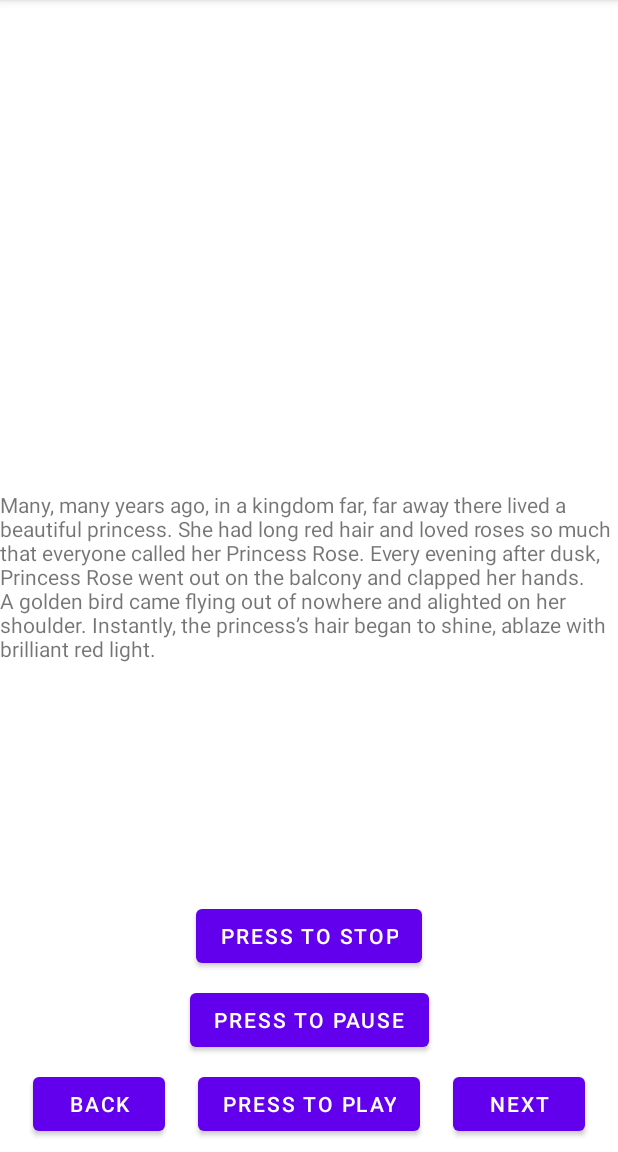
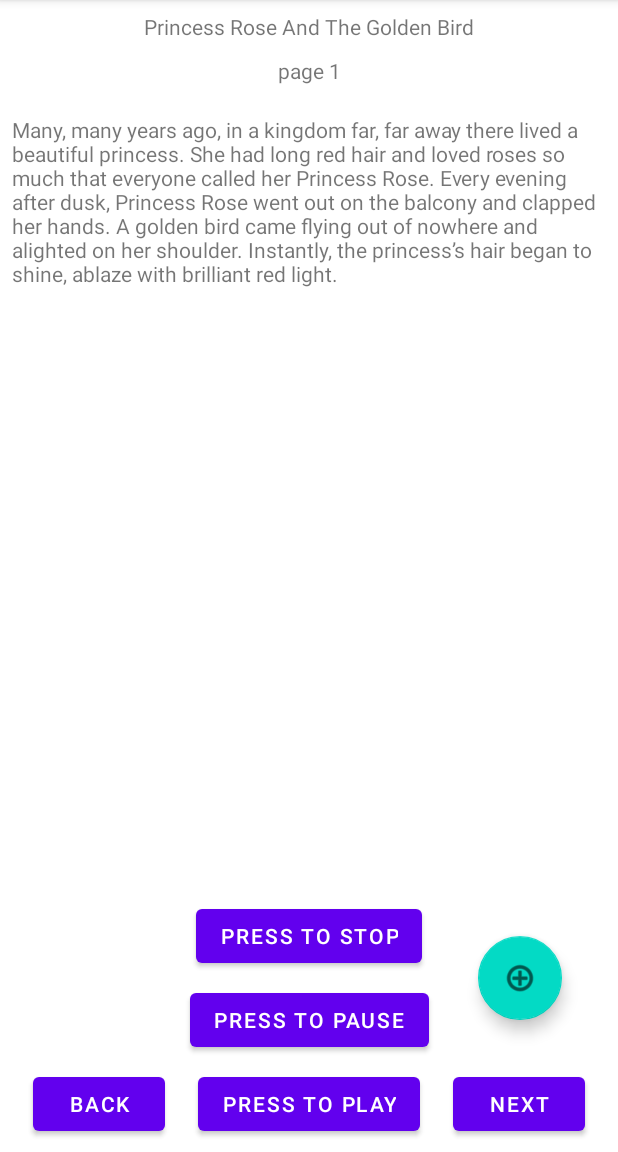
Before and after one commit to TUJesse/AudiobookApplicationPrototype, an Android app: the BookTwoActivity screen opened directly, with no data from a screen before it, on a phone screen of 412 x 824 dp, the part 84-1236 px from its top. Run offline under Robolectric (Android 15) with nearby library versions, the phone set to English and light mode, and no system bars.

Commit message:
Page numbers added for book2. bookmark button added for book 2 but no functionality.

```diff
--- a/app/src/main/java/com/example/prototype/BookTwoActivity.java
+++ b/app/src/main/java/com/example/prototype/BookTwoActivity.java
@@ -13,8 +13,10 @@ public class BookTwoActivity extends AppCompatActivity {
     MediaPlayer soundTest;
     int [] sounds;
     int [] pages;
+    String [] pageNumbers = new String[5];
     int current_index = 0;
     TextView txtView;
+    TextView pageNumberView;
     int page1;
     int page2;
     int page3;
@@ -32,12 +34,18 @@ public class BookTwoActivity extends AppCompatActivity {
         page4 = (R.string.Princess_rose_and_the_golden_bird_p4);
         page5 = (R.string.Princess_rose_and_the_golden_bird_p5);
 
+        for (int i = 0; i < pageNumbers.length; i ++){
+            pageNumbers[i] = "page "+ (i+1);
+        }
+
         pages = new int[] {page1, page2, page3, page4, page5};
 
         txtView = (TextView) findViewById(R.id.textDisplayBook2);
+        pageNumberView = (TextView)findViewById(R.id.bookTwoPageNumber);
         sounds = new int[] {R.raw.princess_rose_and_the_golden_bird1, R.raw.princess_rose_and_the_golden_bird2,
                 R.raw.princess_rose_and_the_golden_bird3, R.raw.princess_rose_and_the_golden_bird4, R.raw.princess_rose_and_the_golden_bird5};
 
+        pageNumberView.setText(pageNumbers[current_index]);
         soundTest = MediaPlayer.create(this, sounds[current_index]);
         txtView.setText(pages[current_index]);
         Button playButton = (Button)this.findViewById(R.id.playButtonBook2);
@@ -116,6 +124,7 @@ public class BookTwoActivity extends AppCompatActivity {
 
             soundTest = MediaPlayer.create(BookTwoActivity.this, sounds[current_index]);
             txtView.setText(pages[current_index]);
+            pageNumberView.setText(pageNumbers[current_index]);
 
             soundTest.setOnCompletionListener(new MediaPlayer.OnCompletionListener() {
                 @Override
@@ -134,6 +143,7 @@ public class BookTwoActivity extends AppCompatActivity {
             soundTest.stop();
             soundTest = MediaPlayer.create(BookTwoActivity.this, sounds[current_index]);
             txtView.setText(pages[current_index]);
+            pageNumberView.setText(pageNumbers[current_index]);
         }
         soundTest.start();
 
@@ -147,6 +157,7 @@ public class BookTwoActivity extends AppCompatActivity {
             current_index++;
 
             txtView.setText(pages[current_index]);
+            pageNumberView.setText(pageNumbers[current_index]);
             soundTest = MediaPlayer.create(BookTwoActivity.this, sounds[current_index]);
 
             soundTest.setOnCompletionListener(new MediaPlayer.OnCompletionListener() {
@@ -173,6 +184,7 @@ public class BookTwoActivity extends AppCompatActivity {
         if (current_index > 0) {
             current_index--;
             txtView.setText(pages[current_index]);
+            pageNumberView.setText(pageNumbers[current_index]);
 
             soundTest = MediaPlayer.create(BookTwoActivity.this, sounds[current_index]);
 
@@ -191,6 +203,7 @@ public class BookTwoActivity extends AppCompatActivity {
 
             soundTest = MediaPlayer.create(BookTwoActivity.this, sounds[current_index]);
             txtView.setText(pages[current_index]);
+            pageNumberView.setText(pageNumbers[current_index]);
 
             soundTest.setOnCompletionListener(new MediaPlayer.OnCompletionListener() {
                 @Override
--- a/app/src/main/res/layout/activity_book_two.xml
+++ b/app/src/main/res/layout/activity_book_two.xml
@@ -9,16 +9,16 @@
 
     <TextView
         android:id="@+id/textDisplayBook2"
-        android:layout_width="wrap_content"
-        android:layout_height="wrap_content"
-        android:layout_marginStart="5dp"
-        android:layout_marginTop="5dp"
-        android:layout_marginEnd="5dp"
-        android:layout_marginBottom="5dp"
-        app:layout_constraintBottom_toBottomOf="parent"
+        android:layout_width="0dp"
+        android:layout_height="0dp"
+        android:layout_marginStart="8dp"
+        android:layout_marginTop="20dp"
+        android:layout_marginEnd="8dp"
+        android:layout_marginBottom="8dp"
+        app:layout_constraintBottom_toTopOf="@+id/stopButtonBook2"
         app:layout_constraintEnd_toEndOf="parent"
         app:layout_constraintStart_toStartOf="parent"
-        app:layout_constraintTop_toTopOf="parent" />
+        app:layout_constraintTop_toBottomOf="@+id/bookTwoPageNumber" />
 
     <Button
         android:id="@+id/playButtonBook2"
@@ -80,7 +80,44 @@
         app:layout_constraintEnd_toStartOf="@+id/playButtonBook2"
         app:layout_constraintStart_toStartOf="parent" />
 
+    <TextView
+        android:id="@+id/bookTwoTitle"
+        android:layout_width="wrap_content"
+        android:layout_height="wrap_content"
+        android:layout_marginStart="8dp"
+        android:layout_marginTop="8dp"
+        android:layout_marginEnd="8dp"
+        android:text="@string/princess_rose_and_the_golden_bird_Title"
+        app:layout_constraintEnd_toEndOf="parent"
+        app:layout_constraintStart_toStartOf="parent"
+        app:layout_constraintTop_toTopOf="parent" />
 
+    <com.google.android.material.floatingactionbutton.FloatingActionButton
+        android:id="@+id/addBookmarkButton"
+        android:layout_width="wrap_content"
+        android:layout_height="wrap_content"
+        android:layout_marginStart="5dp"
+        android:layout_marginTop="5dp"
+        android:layout_marginEnd="5dp"
+        android:layout_marginBottom="5dp"
+        android:clickable="true"
+        app:layout_constraintBottom_toTopOf="@+id/nextButtonBook2"
+        app:layout_constraintEnd_toEndOf="parent"
+        app:layout_constraintStart_toEndOf="@+id/stopButtonBook2"
+        app:layout_constraintTop_toBottomOf="@+id/textDisplayBook2"
+        app:srcCompat="@android:drawable/ic_menu_add" />
+
+    <TextView
+        android:id="@+id/bookTwoPageNumber"
+        android:layout_width="wrap_content"
+        android:layout_height="wrap_content"
+        android:layout_marginStart="10dp"
+        android:layout_marginTop="10dp"
+        android:layout_marginEnd="10dp"
+        android:text="TextView"
+        app:layout_constraintEnd_toEndOf="parent"
+        app:layout_constraintStart_toStartOf="parent"
+        app:layout_constraintTop_toBottomOf="@+id/bookTwoTitle" />
 
 
 </androidx.constraintlayout.widget.ConstraintLayout>
--- a/app/src/main/res/values/strings.xml
+++ b/app/src/main/res/values/strings.xml
@@ -68,6 +68,7 @@ Eventually, rose blooms sprang up in every garden in the kingdom once again. And
     </string>
     <string name="ttsBook">Text To Speech</string>
     <string name="text_to_speech_Button">Text to Speech</string>
+    <string name="princess_rose_and_the_golden_bird_Title">Princess Rose And The Golden Bird</string>
 
 
 </resources>
```
